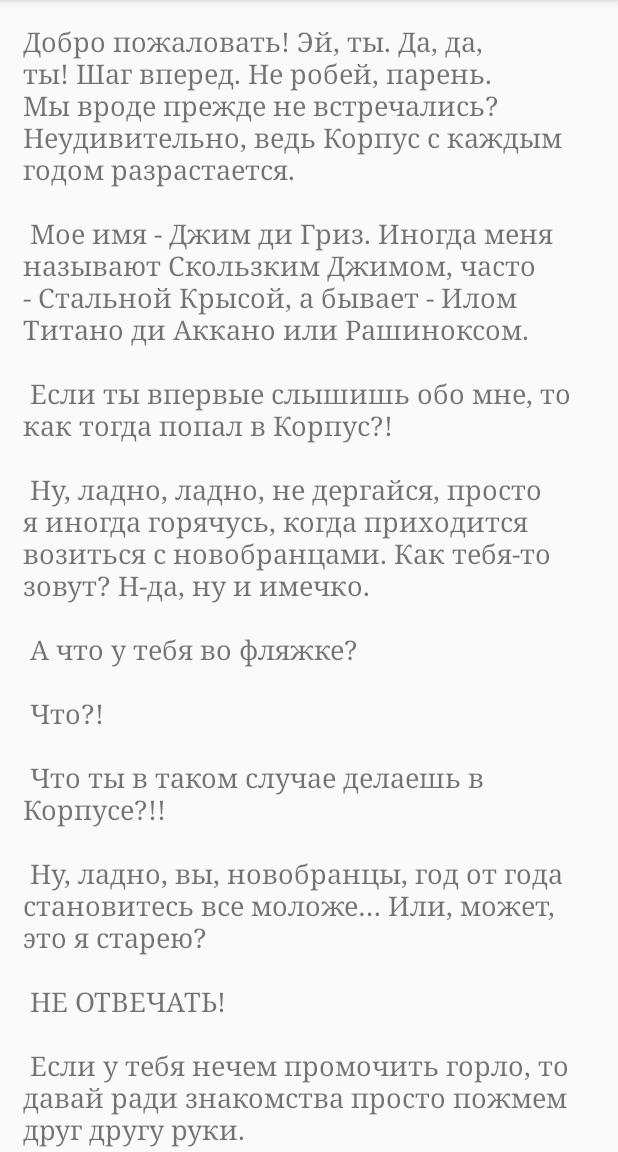
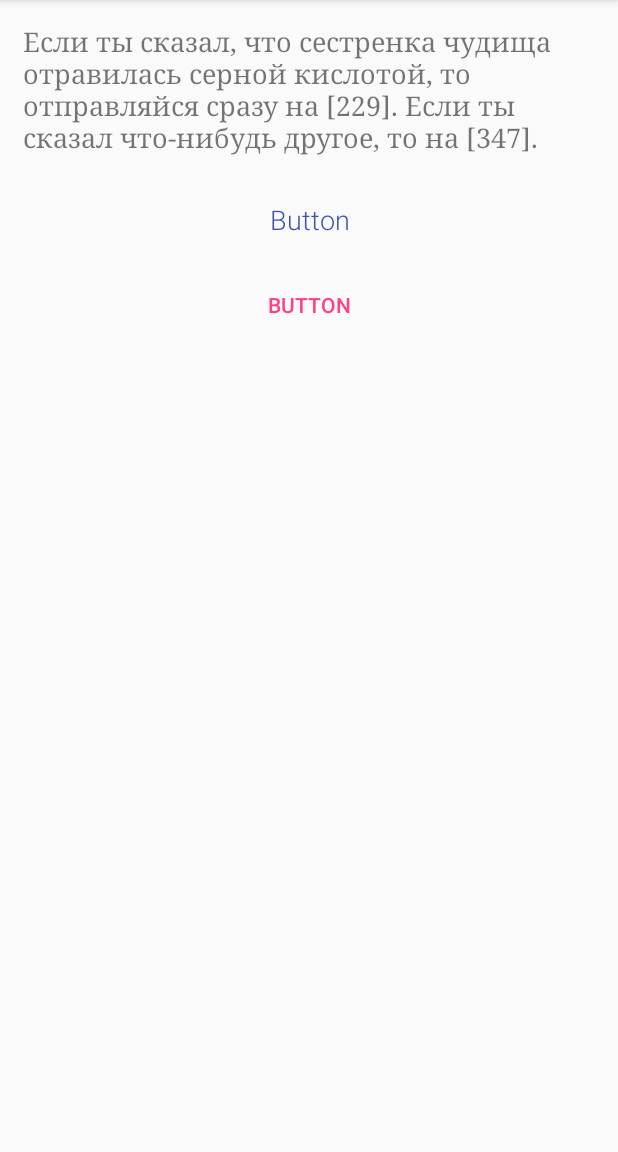
Before and after one commit to kulikovman/SteelRatGame, an Android app: the screen it shows after launch (MainActivity), on a phone screen of 412 x 824 dp, the part 84-1236 px from its top. Run offline under Robolectric (Android 15) with nearby library versions, the phone set to English and light mode, and no system bars.

Commit message:
Эксперименты с кнопками...

```diff
--- a/app/src/main/res/layout/activity_main.xml
+++ b/app/src/main/res/layout/activity_main.xml
@@ -2,6 +2,7 @@
 <LinearLayout
     xmlns:android="http://schemas.android.com/apk/res/android"
     xmlns:tools="http://schemas.android.com/tools"
+    android:id="@+id/main_container"
     android:layout_width="match_parent"
     android:layout_height="match_parent"
     android:orientation="vertical"
@@ -9,9 +10,12 @@
 
     <ScrollView
         android:layout_width="match_parent"
+        android:layout_height="match_parent">
+
+        <LinearLayout
+            android:layout_width="match_parent"
             android:layout_height="wrap_content"
-        tools:layout_editor_absoluteX="8dp"
-        tools:layout_editor_absoluteY="0dp">
+            android:orientation="vertical">
 
             <TextView
                 android:id="@+id/chapter_text"
@@ -20,8 +24,40 @@
                 android:fontFamily="serif"
                 android:gravity="start"
                 android:padding="15dp"
-            android:text="@string/ch_0"
+                android:text="@string/ch_1"
                 android:textSize="18sp"/>
 
+            <Button
+                android:id="@+id/way_button_1"
+                style="@style/Widget.AppCompat.Button.Borderless.Colored"
+                android:layout_width="match_parent"
+                android:layout_height="wrap_content"
+                android:layout_marginBottom="5dp"
+                android:layout_marginEnd="15dp"
+                android:layout_marginStart="15dp"
+                android:fontFamily="sans-serif-light"
+                android:minHeight="55dp"
+                android:textColor="@color/colorPrimary"
+                android:text="Button"
+                android:textAllCaps="false"
+                android:textSize="18sp"/>
+
+            <Button
+                android:id="@+id/way_button_2"
+                style="@style/Widget.AppCompat.Button.Borderless.Colored"
+                android:layout_width="match_parent"
+                android:layout_height="wrap_content"
+                android:layout_marginBottom="5dp"
+                android:layout_marginEnd="15dp"
+                android:layout_marginStart="15dp"
+                android:text="Button"/>
+
+            <Space
+                android:layout_width="match_parent"
+                android:layout_height="10dp" />
+
+        </LinearLayout>
+
     </ScrollView>
+
 </LinearLayout>
--- a/app/src/main/res/values/game_text.xml
+++ b/app/src/main/res/values/game_text.xml
@@ -7,8 +7,7 @@
         Если ты впервые слышишь обо мне, то как тогда попал в Корпус?!\n\n
         Ну, ладно, ладно, не дергайся, просто я иногда горячусь, когда приходится возиться с
         новобранцами. Как тебя-то зовут? Н-да, ну и имечко.\n\n
-        А что у тебя во фляжке?\n\n
-        Что?!\n\n
+        А что у тебя во фляжке? Что?!\n\n
         Что ты в таком случае делаешь в Корпусе?!!\n\n
         Ну, ладно, вы, новобранцы, год от года становитесь все моложе… Или, может, это я старею?\n\n
         НЕ ОТВЕЧАТЬ!\n\n
@@ -22,7 +21,8 @@
         НЕМЕДЛЕННО ОТПРАВЛЯЙСЯ НА ИНСТРУКТАЖ!</string>
     <string name="way_0_30">Отправиться на инструктаж</string>
 
-    <string name="ch_1">Если ты сказал, что сестренка чудища отравилась серной кислотой, то отправляйся сразу на [229]. Если ты сказал что-нибудь другое, то на [347].</string>
+    <string name="ch_1">Если ты сказал, что сестренка чудища отравилась серной кислотой, то
+        отправляйся сразу на [229]. Если ты сказал что-нибудь другое, то на [347].</string>
     <string name="way_1_229">Переход</string>
     <string name="way_1_347">Переход</string>
 
```
Lines whose indentation alone changed are shown as unchanged.
